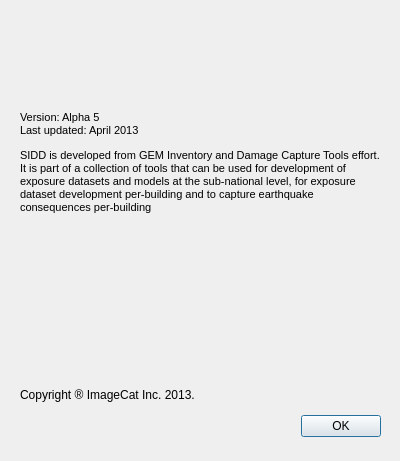
Before: the Qt Designer form qt/dlg_about.ui in gem/sidd, drawn with Qt 5.
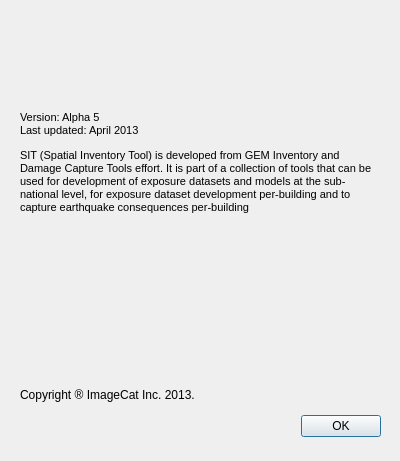
After: the same form once the commit is applied. Icons and pictures are not drawn.

What changed in the file:
```diff
--- a/qt/dlg_about.ui
+++ b/qt/dlg_about.ui
@@ -59,8 +59,8 @@
 &lt;html&gt;&lt;head&gt;&lt;meta name=&quot;qrichtext&quot; content=&quot;1&quot; /&gt;&lt;style type=&quot;text/css&quot;&gt;
 p, li { white-space: pre-wrap; }
 &lt;/style&gt;&lt;/head&gt;&lt;body style=&quot; font-family:'MS Shell Dlg 2'; font-size:8.25pt; font-weight:400; font-style:normal;&quot;&gt;
-&lt;p style=&quot; margin-top:12px; margin-bottom:12px; margin-left:0px; margin-right:0px; -qt-block-indent:0; text-indent:0px;&quot;&gt;Version: Alpha 5&lt;br /&gt;Last updated: April 2013 &lt;/p&gt;
-&lt;p style=&quot; margin-top:12px; margin-bottom:12px; margin-left:0px; margin-right:0px; -qt-block-indent:0; text-indent:0px;&quot;&gt;SIDD is developed from GEM Inventory and Damage Capture Tools effort. It is part of a collection of tools that can be used for development of exposure datasets and models at the sub-national level, for exposure dataset development per-building and to capture earthquake consequences per-building &lt;/p&gt;&lt;/body&gt;&lt;/html&gt;</string>
+&lt;p style=&quot; margin-top:12px; margin-bottom:12px; margin-left:0px; margin-right:0px; -qt-block-indent:0; text-indent:0px;&quot;&gt;&lt;span style=&quot; font-size:8pt;&quot;&gt;Version: Alpha 5&lt;br /&gt;Last updated: April 2013 &lt;/span&gt;&lt;/p&gt;
+&lt;p style=&quot; margin-top:12px; margin-bottom:12px; margin-left:0px; margin-right:0px; -qt-block-indent:0; text-indent:0px;&quot;&gt;&lt;span style=&quot; font-size:8pt;&quot;&gt;SIT (Spatial Inventory Tool) is developed from GEM Inventory and Damage Capture Tools effort. It is part of a collection of tools that can be used for development of exposure datasets and models at the sub-national level, for exposure dataset development per-building and to capture earthquake consequences per-building &lt;/span&gt;&lt;/p&gt;&lt;/body&gt;&lt;/html&gt;</string>
    </property>
    <property name="alignment">
     <set>Qt::AlignLeading|Qt::AlignLeft|Qt::AlignTop</set>
```
